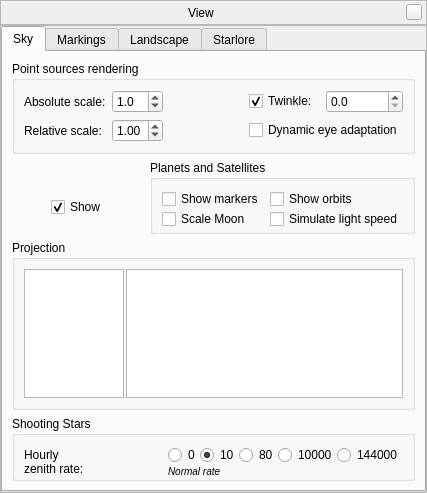
Qt form src/gui/viewDialog.ui (519984307/stellarium_src) before a commit.
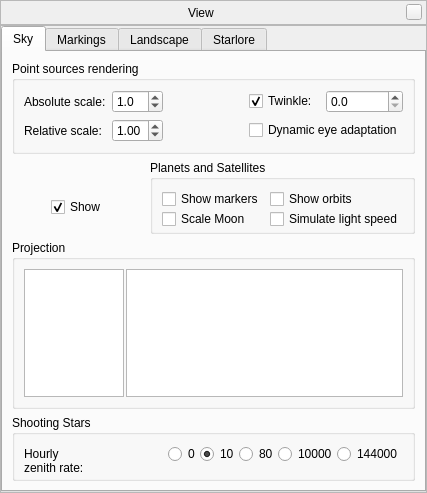
The same form after that commit. Icons and pictures are not drawn. Custom widgets are drawn as their Qt base class.

The edit to the form file:
```diff
--- a/src/gui/viewDialog.ui
+++ b/src/gui/viewDialog.ui
@@ -533,7 +533,7 @@
              <item row="1" column="2" >
               <widget class="QLabel" name="zhrLabel" >
                <property name="text" >
-                <string>&lt;small>&lt;i>Normal rate&lt;/i>&lt;/small></string>
+                <string/>
                </property>
                <property name="textFormat" >
                 <enum>Qt::RichText</enum>
```
